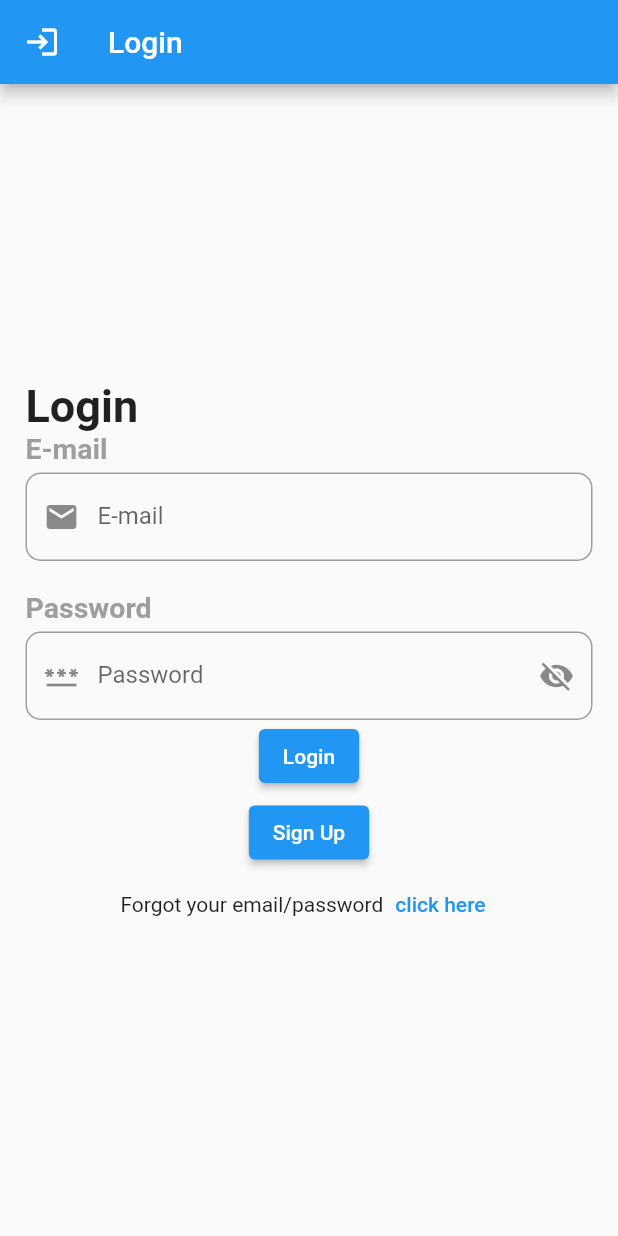
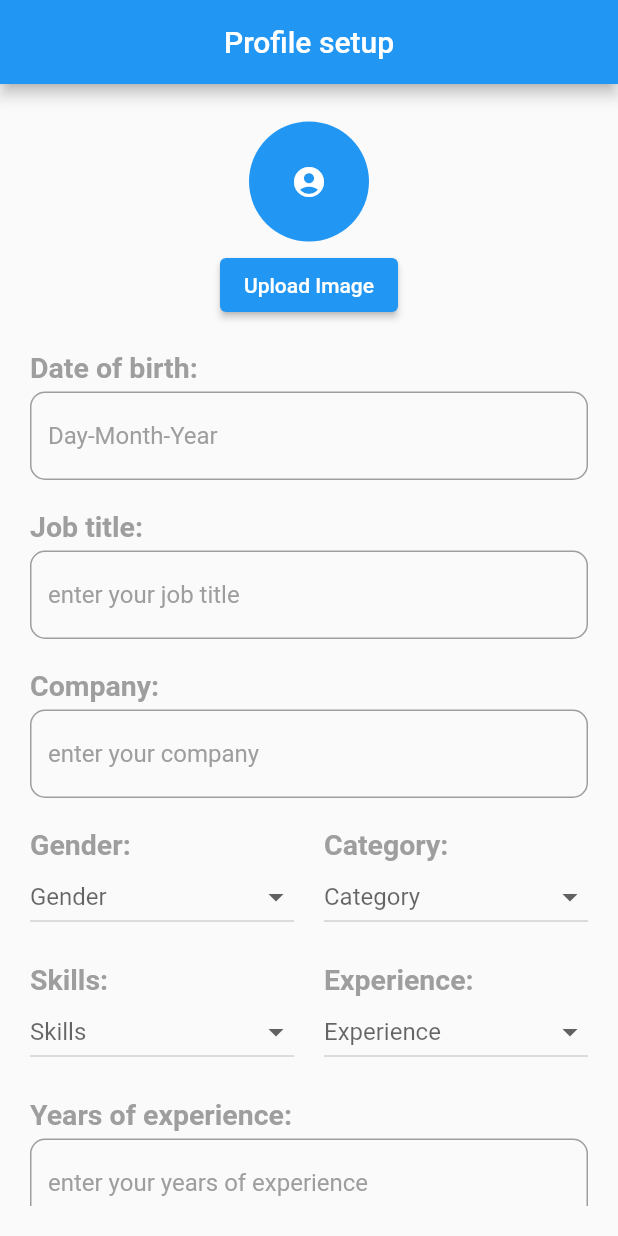
Before and after one commit to MAmin2001/Consultation_GP, a Flutter app: the screen it shows after launch, on a phone screen of 412 x 824 dp. Run offline on Flutter 3.47's test engine with Material 2 defaults, Android fonts, the phone set to English and light mode, and no system bars; our stand-ins replace get.

Commit message:
profileSetup_commit_amin_

```diff
--- a/lib/main.dart
+++ b/lib/main.dart
@@ -1,4 +1,6 @@
-import 'package:consultation_gp/modules/login/login.dart';
+import 'package:consultation_gp/modules/login/login_screen/login.dart';
+import 'package:consultation_gp/modules/mentor/mentor_reg/mentor_reg.dart';
+import 'package:consultation_gp/modules/mentor/profile_setup/profile_setup.dart';
 import 'package:flutter/material.dart';
 
 void main() {
@@ -12,12 +14,8 @@ class MyApp extends StatelessWidget {
   @override
   Widget build(BuildContext context) {
     return MaterialApp(
-      home: ConsultLogin(),
+      home: ProfileSetup(),
       debugShowCheckedModeBanner: false,
     );
   }
 }
-//jtyhjun5uhu5u5eh
-
-//hello hassanein
-//hello hassanein12
--- a/lib/modules/login/login.dart
+++ b/lib/modules/login/login_screen/login.dart
@@ -1,5 +1,5 @@
-import 'package:consultation_gp/modules/consult_reg/consult_reg.dart';
-import 'package:consultation_gp/modules/forgot_password/forgot_password.dart';
+import 'package:consultation_gp/modules/login/forgot_password/forgot_password.dart';
+import 'package:consultation_gp/modules/mentee/mentee_reg/mentee_reg.dart';
 import 'package:flutter/material.dart';
 import 'package:get/get.dart';
 
--- a/lib/modules/consult_reg/consult_reg.dart
+++ b/lib/modules/mentee/mentee_reg/mentee_reg.dart
@@ -1,5 +1,5 @@
-import 'package:consultation_gp/modules/login/login.dart';
-import 'package:consultation_gp/modules/mentor_reg/mentor_reg.dart';
+import 'package:consultation_gp/modules/login/login_screen/login.dart';
+import 'package:consultation_gp/modules/mentor/mentor_reg/mentor_reg.dart';
 import 'package:flutter/material.dart';
 
 
--- /dev/null
+++ b/lib/modules/mentor/profile_setup/profile_setup.dart
@@ -0,0 +1,531 @@
+import 'package:flutter/material.dart';
+
+class ProfileSetup extends StatefulWidget {
+   ProfileSetup({Key? key}) : super(key: key);
+
+  @override
+  State<ProfileSetup> createState() => _ProfileSetupState();
+}
+
+class _ProfileSetupState extends State<ProfileSetup> {
+  var selectedCategroy;
+  var selectedGender;
+  var selectedSkills;
+  var selectedExperience;
+
+
+  @override
+  Widget build(BuildContext context) {
+    return Scaffold(
+      appBar: AppBar(
+        title: Center(child: const Text('Profile setup')),
+      ),
+      body: Padding(
+        padding: const EdgeInsets.all(20.0),
+        child: SingleChildScrollView(
+          scrollDirection: Axis.vertical,
+          child: Column(
+            crossAxisAlignment: CrossAxisAlignment.start,
+            children:
+            [
+              Center(
+                 child: Stack(children: [
+                            Container(
+                              padding: EdgeInsets.symmetric(horizontal: 5, vertical: 5),
+                              width: 90,
+                              height: 90,
+                              child: CircleAvatar(
+                                backgroundColor: Colors.blue,
+                                child: Icon(
+                                  Icons.account_circle_rounded,
+                                  color: Colors.white,
+                                ),
+                              ),
+                            ),
+                          ]),
+               ),
+              SizedBox(
+                          width: 20,
+                        ),
+              Center(
+                child: ElevatedButton(
+                            onPressed: () {},
+                            child: Text("Upload Image"),
+                          ),
+              ),
+              SizedBox(height: 20.0,),
+              /*Text(
+                  style: TextStyle(
+                    fontWeight: FontWeight.bold,
+                    fontSize: 19,
+                    color: Colors.grey,
+                  ),
+                  "Gender: "),
+              SizedBox(
+                height: 5,
+              ),
+              TextFormField(
+                validator: (value) {
+                  if(value!.isEmpty)
+                  {
+                    return "Please enter your gender";
+                  }
+                  return null;
+                },
+                //onSaved: (value) => _firstname = value!,
+                decoration: InputDecoration(
+                  enabledBorder: OutlineInputBorder(
+                    borderRadius: BorderRadius.circular(10),
+                    borderSide: BorderSide(
+                      color: Colors.grey,
+                    ),
+                  ),
+                  focusedBorder: OutlineInputBorder(),
+                  labelText: "Gender",
+                  hintText: "enter your gender",
+                  hintStyle: TextStyle(
+                    color: Colors.grey,
+                  ),
+                ),
+              ),
+              SizedBox(height: 20.0,),*/
+              Text(
+                  style: TextStyle(
+                    fontWeight: FontWeight.bold,
+                    fontSize: 19,
+                    color: Colors.grey,
+                  ),
+                  "Date of birth: "),
+              SizedBox(
+                height: 5,
+              ),
+              TextFormField(
+                validator: (value) {
+                  if(value!.isEmpty)
+                  {
+                    return "Please enter your Date of birth";
+                  }
+                  return null;
+                },
+                //onSaved: (value) => _firstname = value!,
+                decoration: InputDecoration(
+                  enabledBorder: OutlineInputBorder(
+                    borderRadius: BorderRadius.circular(10),
+                    borderSide: BorderSide(
+                      color: Colors.grey,
+                    ),
+                  ),
+                  focusedBorder: OutlineInputBorder(),
+                  hintText: "Day-Month-Year",
+                  hintStyle: TextStyle(
+                    color: Colors.grey,
+                  ),
+                ),
+              ),
+              SizedBox(height: 20.0,),
+              Text(
+                  style: TextStyle(
+                    fontWeight: FontWeight.bold,
+                    fontSize: 19,
+                    color: Colors.grey,
+                  ),
+                  "Job title: "),
+              SizedBox(
+                height: 5,
+              ),
+              TextFormField(
+                validator: (value) {
+                  if(value!.isEmpty)
+                  {
+                    return "Please enter your job title";
+                  }
+                  return null;
+                },
+                //onSaved: (value) => _firstname = value!,
+                decoration: InputDecoration(
+                  enabledBorder: OutlineInputBorder(
+                    borderRadius: BorderRadius.circular(10),
+                    borderSide: BorderSide(
+                      color: Colors.grey,
+                    ),
+                  ),
+                  focusedBorder: OutlineInputBorder(),
+                  hintText: "enter your job title",
+                  hintStyle: TextStyle(
+                    color: Colors.grey,
+                  ),
+                ),
+              ),
+              SizedBox(height: 20.0,),
+              Text(
+                  style: TextStyle(
+                    fontWeight: FontWeight.bold,
+                    fontSize: 19,
+                    color: Colors.grey,
+                  ),
+                  "Company: "),
+              SizedBox(
+                height: 5,
+              ),
+              TextFormField(
+                validator: (value) {
+                  if(value!.isEmpty)
+                  {
+                    return "Please enter your company";
+                  }
+                  return null;
+                },
+                //onSaved: (value) => _firstname = value!,
+                decoration: InputDecoration(
+                  enabledBorder: OutlineInputBorder(
+                    borderRadius: BorderRadius.circular(10),
+                    borderSide: BorderSide(
+                      color: Colors.grey,
+                    ),
+                  ),
+                  focusedBorder: OutlineInputBorder(),
+                  hintText: "enter your company",
+                  hintStyle: TextStyle(
+                    color: Colors.grey,
+                  ),
+                ),
+              ),
+              SizedBox(height: 20.0,),
+              Row(
+                children: [
+                  Expanded(
+                    child: Text(
+                        style: TextStyle(
+                          fontWeight: FontWeight.bold,
+                          fontSize: 19,
+                          color: Colors.grey,
+                        ),
+                        "Gender: "),
+                  ),
+                  SizedBox(width: 20.0,),
+                  Expanded(
+                    child:  Text(
+                        style: TextStyle(
+                          fontWeight: FontWeight.bold,
+                          fontSize: 19,
+                          color: Colors.grey,
+                        ),
+                        "Category: "),
+                  ),
+                  SizedBox(height: 5.0,),
+                ],
+              ),
+              SizedBox(width: 5.0,),
+              Row(
+                children:
+                [
+                  Expanded(
+                    child: DropdownButton(
+                      isExpanded: true,
+                      hint: Text('Gender'),
+                      items: ["Male", "Female",].map((e) => DropdownMenuItem(child: Text("$e"),value: e,)).toList(),
+                      onChanged: (val){
+                      setState(() {
+                      selectedGender = val;
+                      });
+                      },
+                      value: selectedGender,
+                    ),
+                  ),
+                  SizedBox(width: 20.0,),
+                  Expanded(
+                    child: DropdownButton(
+                      isExpanded: true,
+                      hint: Text('Category'),
+                      items: ["Software", "Marketing","Business",].map((e) => DropdownMenuItem(child: Text("$e"),value: e,)).toList(),
+                      onChanged: (val){
+                        setState(() {
+                          selectedCategroy = val;
+                        });
+                      },
+                      value: selectedCategroy,
+                    ),
+                  ),
+                ],
+              ),
+              SizedBox(height: 20.0,),
+              Row(
+                children: [
+                  Expanded(
+                    child: Text(
+                        style: TextStyle(
+                          fontWeight: FontWeight.bold,
+                          fontSize: 19,
+                          color: Colors.grey,
+                        ),
+                        "Skills: "),
+                  ),
+                  SizedBox(width: 20.0,),
+                  Expanded(
+                    child:  Text(
+                        style: TextStyle(
+                          fontWeight: FontWeight.bold,
+                          fontSize: 19,
+                          color: Colors.grey,
+                        ),
+                        "Experience: "),
+                  ),
+                  SizedBox(height: 5.0,),
+                ],
+              ),
+              SizedBox(width: 5.0,),
+              Row(
+                children:
+                [
+                  Expanded(
+                    child: DropdownButton(
+                      isExpanded: true,
+                      hint: Text('Skills'),
+                      items: ["php", "laravel","Flutter", "Java Script","APIs", "Firebase",].map((e) => DropdownMenuItem(child: Text("$e"),value: e,)).toList(),
+                      onChanged: (val){
+                        setState(() {
+                          selectedSkills = val;
+                        });
+                      },
+                      value: selectedSkills,
+                    ),
+                  ),
+                  SizedBox(width: 20.0,),
+                  Expanded(
+                    child: DropdownButton(
+                      isExpanded: true,
+                      hint: Text('Experience'),
+                      items: ["Senior", "Junior","Mid-Level",].map((e) => DropdownMenuItem(child: Text("$e"),value: e,)).toList(),
+                      onChanged: (val){
+                        setState(() {
+                          selectedExperience = val;
+                        });
+                      },
+                      value: selectedExperience,
+                    ),
+                  ),
+                ],
+              ),
+              SizedBox(height: 20.0,),
+              Text(
+                  style: TextStyle(
+                    fontWeight: FontWeight.bold,
+                    fontSize: 19,
+                    color: Colors.grey,
+                  ),
+                  "Years of experience: "),
+              SizedBox(
+                height: 5,
+              ),
+              TextFormField(
+                validator: (value) {
+                  if(value!.isEmpty)
+                  {
+                    return "Please enter your years of experience";
+                  }
+                  return null;
+                },
+                //onSaved: (value) => _firstname = value!,
+                decoration: InputDecoration(
+                  enabledBorder: OutlineInputBorder(
+                    borderRadius: BorderRadius.circular(10),
+                    borderSide: BorderSide(
+                      color: Colors.grey,
+                    ),
+                  ),
+                  focusedBorder: OutlineInputBorder(),
+                  hintText: "enter your years of experience",
+                  hintStyle: TextStyle(
+                    color: Colors.grey,
+                  ),
+                ),
+              ),
+              SizedBox(height: 20.0,),
+              Text(
+                  style: TextStyle(
+                    fontWeight: FontWeight.bold,
+                    fontSize: 19,
+                    color: Colors.grey,
+                  ),
+                  "Address: "),
+              SizedBox(
+                height: 5,
+              ),
+              TextFormField(
+                validator: (value) {
+                  if(value!.isEmpty)
+                  {
+                    return "Please enter your address";
+                  }
+                  return null;
+                },
+                //onSaved: (value) => _firstname = value!,
+                decoration: InputDecoration(
+                  enabledBorder: OutlineInputBorder(
+                    borderRadius: BorderRadius.circular(10),
+                    borderSide: BorderSide(
+                      color: Colors.grey,
+                    ),
+                  ),
+                  focusedBorder: OutlineInputBorder(),
+                  hintText: "enter your address",
+                  hintStyle: TextStyle(
+                    color: Colors.grey,
+                  ),
+                ),
+              ),
+              SizedBox(height: 20.0,),
+              Text(
+                  style: TextStyle(
+                    fontWeight: FontWeight.bold,
+                    fontSize: 19,
+                    color: Colors.grey,
+                  ),
+                  "Country: "),
+              SizedBox(
+                height: 5,
+              ),
+              TextFormField(
+                validator: (value) {
+                  if(value!.isEmpty)
+                  {
+                    return "Please enter your country";
+                  }
+                  return null;
+                },
+                //onSaved: (value) => _firstname = value!,
+                decoration: InputDecoration(
+                  enabledBorder: OutlineInputBorder(
+                    borderRadius: BorderRadius.circular(10),
+                    borderSide: BorderSide(
+                      color: Colors.grey,
+                    ),
+                  ),
+                  focusedBorder: OutlineInputBorder(),
+                  hintText: "enter your country",
+                  hintStyle: TextStyle(
+                    color: Colors.grey,
+                  ),
+                ),
+              ),
+              SizedBox(height: 20.0,),
+              Text(
+                  style: TextStyle(
+                    fontWeight: FontWeight.bold,
+                    fontSize: 19,
+                    color: Colors.grey,
+                  ),
+                  "City: "),
+              SizedBox(
+                height: 5,
+              ),
+              TextFormField(
+                validator: (value) {
+                  if(value!.isEmpty)
+                  {
+                    return "Please enter your city";
+                  }
+                  return null;
+                },
+                //onSaved: (value) => _firstname = value!,
+                decoration: InputDecoration(
+                  enabledBorder: OutlineInputBorder(
+                    borderRadius: BorderRadius.circular(10),
+                    borderSide: BorderSide(
+                      color: Colors.grey,
+                    ),
+                  ),
+                  focusedBorder: OutlineInputBorder(),
+                  hintText: "enter your city",
+                  hintStyle: TextStyle(
+                    color: Colors.grey,
+                  ),
+                ),
+              ),
+              SizedBox(height: 20.0,),
+              Text(
+                  style: TextStyle(
+                    fontWeight: FontWeight.bold,
+                    fontSize: 19,
+                    color: Colors.grey,
+                  ),
+                  "Zip code: "),
+              SizedBox(
+                height: 5,
+              ),
+              TextFormField(
+                validator: (value) {
+                  if(value!.isEmpty)
+                  {
+                    return "Please enter your zip code";
+                  }
+                  return null;
+                },
+                //onSaved: (value) => _firstname = value!,
+                decoration: InputDecoration(
+                  enabledBorder: OutlineInputBorder(
+                    borderRadius: BorderRadius.circular(10),
+                    borderSide: BorderSide(
+                      color: Colors.grey,
+                    ),
+                  ),
+                  focusedBorder: OutlineInputBorder(),
+                  hintText: "enter your zip code",
+                  hintStyle: TextStyle(
+                    color: Colors.grey,
+                  ),
+                ),
+              ),
+              SizedBox(height: 20.0,),
+              Text(
+                  style: TextStyle(
+                    fontWeight: FontWeight.bold,
+                    fontSize: 19,
+                    color: Colors.grey,
+                  ),
+                  "Bio: "),
+              SizedBox(
+                height: 5,
+              ),
+              TextFormField(
+                maxLines: 5,
+                validator: (value) {
+                  if(value!.isEmpty)
+                  {
+                    return "Please enter your bio";
+                  }
+                  return null;
+                },
+                //onSaved: (value) => _firstname = value!,
+                decoration: InputDecoration(
+                  enabledBorder: OutlineInputBorder(
+                    borderRadius: BorderRadius.circular(10),
+                    borderSide: BorderSide(
+                      color: Colors.grey,
+                    ),
+                  ),
+                  focusedBorder: OutlineInputBorder(),
+                  hintText: "enter your bio",
+                  hintStyle: TextStyle(
+                    color: Colors.grey,
+                  ),
+                ),
+              ),
+              SizedBox(height: 20.0,),
+              Center(
+               child: Container(
+                 height: 50.0,
+                 width: 100.0,
+                 child: ElevatedButton(
+                         onPressed: () {},
+                         child: Text("Submit"),
+                   ),
+               ),
+              )
+            ],
+          ),
+        ),
+      ),
+    );
+  }
+}
--- a/lib/modules/profile/profile2.dart
+++ /dev/null
@@ -1 +0,0 @@
-//mashy
```
Also changed, not shown: lib/modules/mentor/mentor_reg/mentor_reg.dart (renamed from lib/modules/mentor_reg/mentor_reg.dart, +6 -2 lines), lib/modules/login/forgot_password/forgot_password.dart (renamed from lib/modules/forgot_password/forgot_password.dart).
